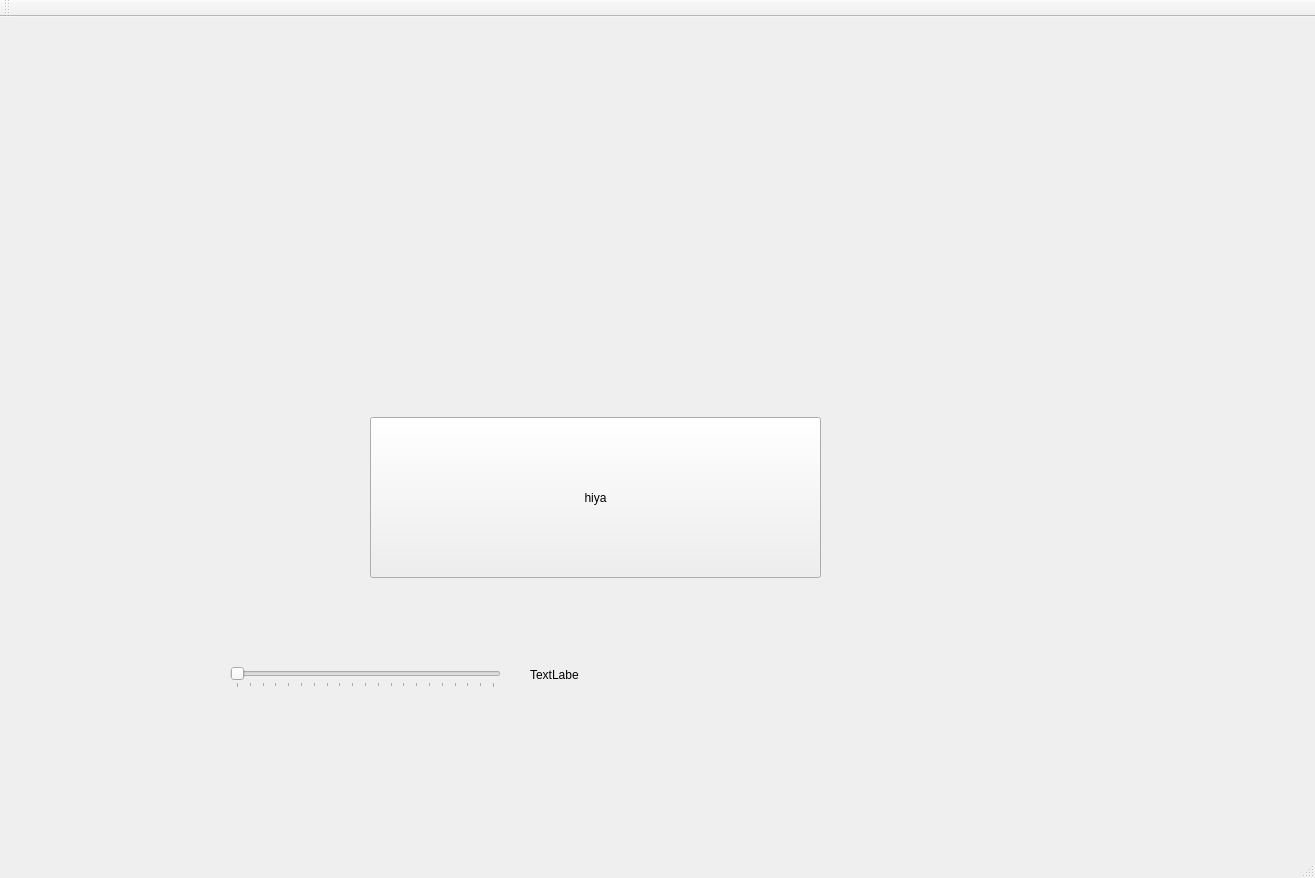
Old version of the form ui/main_window.ui in the repository teuncm/wormenpracticum.
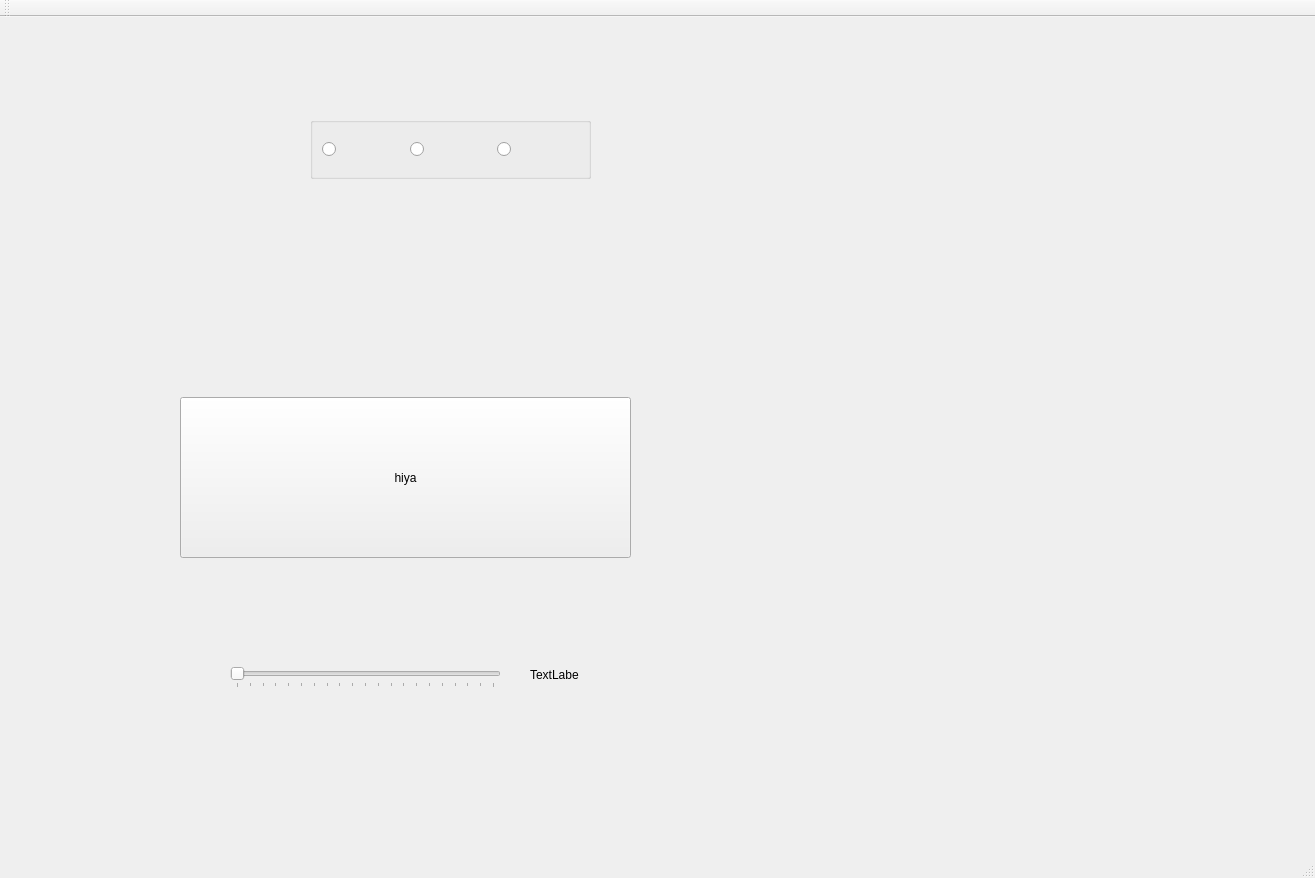
New version of the form.

```diff
--- a/ui/main_window.ui
+++ b/ui/main_window.ui
@@ -17,8 +17,8 @@
    <widget class="QPushButton" name="pushButton">
     <property name="geometry">
      <rect>
-      <x>370</x>
-      <y>400</y>
+      <x>180</x>
+      <y>380</y>
       <width>451</width>
       <height>161</height>
      </rect>
@@ -65,6 +65,48 @@
      <string>TextLabel</string>
     </property>
    </widget>
+   <widget class="QGroupBox" name="groupBox">
+    <property name="enabled">
+     <bool>true</bool>
+    </property>
+    <property name="geometry">
+     <rect>
+      <x>310</x>
+      <y>100</y>
+      <width>281</width>
+      <height>62</height>
+     </rect>
+    </property>
+    <property name="autoFillBackground">
+     <bool>false</bool>
+    </property>
+    <property name="title">
+     <string/>
+    </property>
+    <layout class="QHBoxLayout" name="horizontalLayout">
+     <item>
+      <widget class="QRadioButton" name="radioButton_2">
+       <property name="text">
+        <string/>
+       </property>
+      </widget>
+     </item>
+     <item>
+      <widget class="QRadioButton" name="radioButton_3">
+       <property name="text">
+        <string/>
+       </property>
+      </widget>
+     </item>
+     <item>
+      <widget class="QRadioButton" name="radioButton">
+       <property name="text">
+        <string/>
+       </property>
+      </widget>
+     </item>
+    </layout>
+   </widget>
   </widget>
   <widget class="QStatusBar" name="statusbar"/>
   <widget class="QMenuBar" name="menuBar">
```
Left out of the diff: 19 changed lines with no effect on the pictures.
